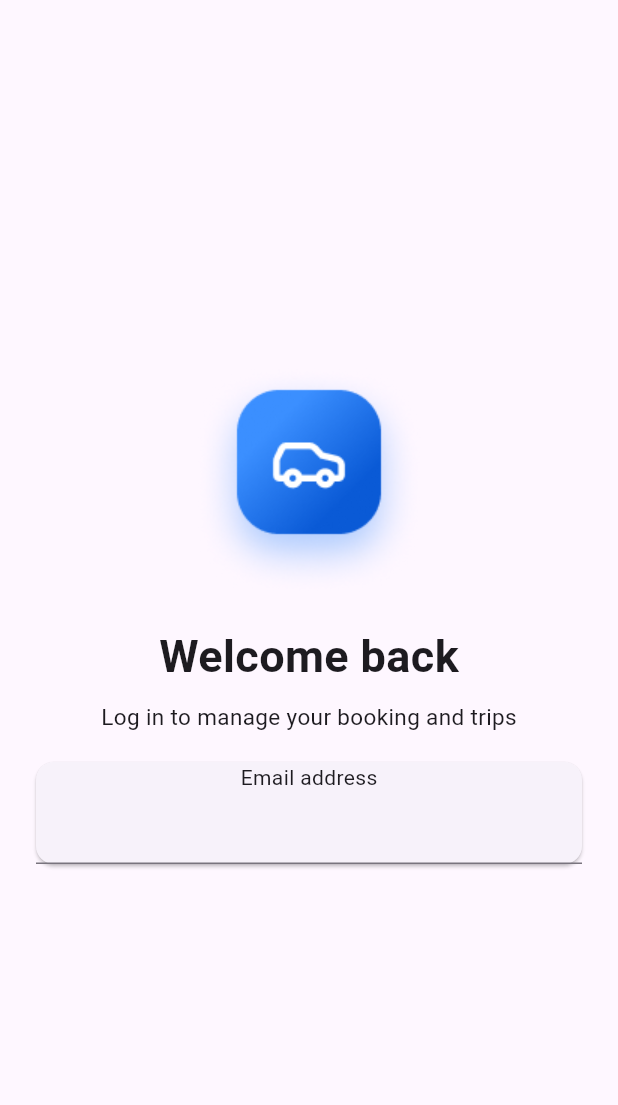
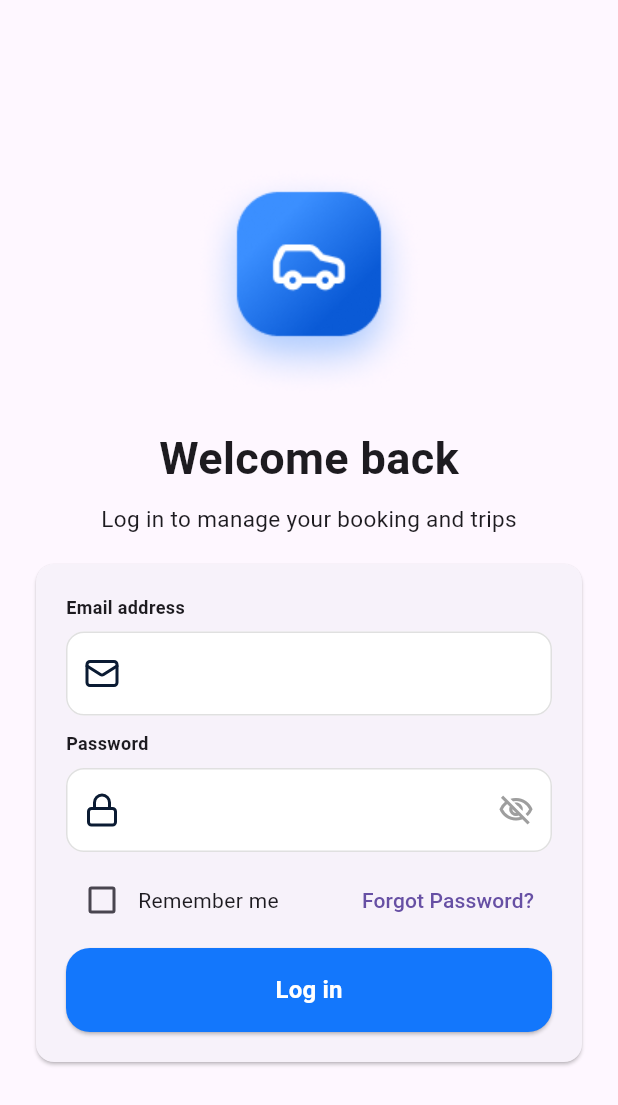
Before and after one commit to ritikpandit503/car_rental_app_design, a Flutter app: the screen it shows after launch, on a phone screen of 412 x 824 dp. Shown: the top 1105 px of the screen. Run offline on Flutter 3.47's test engine with Material 3 defaults, Android fonts, the phone set to English and light mode, and no system bars; our stand-ins replace flutter_svg.

Commit message:
Created car rental login screen

```diff
--- a/lib/Screens/auth/login_screen.dart
+++ b/lib/Screens/auth/login_screen.dart
@@ -1,3 +1,4 @@
+import 'package:car_rental_app_design/Widgets/custom_button.dart';
 import 'package:car_rental_app_design/Widgets/custom_text_field.dart';
 import 'package:car_rental_app_design/Widgets/spacing.dart';
 import 'package:flutter/material.dart';
@@ -10,38 +11,96 @@ class LoginScreen extends StatefulWidget {
 }
 
 class _LoginScreenState extends State<LoginScreen> {
-
   final TextEditingController userEmail = TextEditingController();
+  final TextEditingController userPassword = TextEditingController();
+  bool rememberMe = false;
   @override
   Widget build(BuildContext context) {
     return Scaffold(
-       body: Padding(padding: EdgeInsetsGeometry.fromLTRB(20, 24, 20, 24),
+      body: Padding(
+        padding: EdgeInsetsGeometry.fromLTRB(20, 24, 20, 24),
         child: Center(
           child: Column(
             mainAxisAlignment: MainAxisAlignment.center,
             children: [
               Image(image: AssetImage("assets/images/drivo-mark-logo.png")),
               Spacing.h20,
-             Text("Welcome back",style: TextStyle(fontWeight: FontWeight.bold,fontSize: 30),),
+              Text(
+                "Welcome back",
+                style: TextStyle(fontWeight: FontWeight.bold, fontSize: 30),
+              ),
               Spacing.h8,
-             Text("Log in to manage your booking and trips",style: TextStyle(fontWeight: FontWeight.w400,fontSize: 15
-             ),),
+              Text(
+                "Log in to manage your booking and trips",
+                style: TextStyle(fontWeight: FontWeight.w400, fontSize: 15),
+              ),
               Spacing.h16,
               Card(
+                child: Padding(
+                  padding: const EdgeInsets.all(20.0),
                   child: Column(
                     mainAxisAlignment: MainAxisAlignment.start,
                     children: [
-                 Text("Email address"),
+                      Align(
+                        alignment: Alignment.centerLeft,
+                        child: Text(
+                          "Email address",
+                          style: TextStyle(
+                            fontSize: 12,
+                            fontWeight: FontWeight.w600,
+                          ),
+                        ),
+                      ),
+                      Spacing.h8,
                       CustomTextField(
                         keyboardType: TextInputType.emailAddress,
-                     controller: userEmail, assetsIcon: "assets/icons/mail.svg")
+                        controller: userEmail,
+                        assetsIcon: "assets/icons/mail.svg",
+                        isPassword: false,
+                      ),
+                      Spacing.h10,
+                      Align(
+                        alignment: Alignment.centerLeft,
+                        child: Text(
+                          "Password",
+                          style: TextStyle(
+                            fontSize: 12,
+                            fontWeight: FontWeight.w600,
+                          ),
+                        ),
+                      ),
+                      Spacing.h8,
+                      CustomTextField(
+                        keyboardType: TextInputType.text,
+                        controller: userPassword,
+                        assetsIcon: "assets/icons/lock.svg",
+                        isPassword: true,
+                      ),
+                      Spacing.h8,
+                      Row(
+                        mainAxisAlignment: MainAxisAlignment.spaceAround,
+                        children: [
+                          Checkbox(value:rememberMe , onChanged: (value) {
+                            setState(() {
+                              rememberMe = value!;
+                            });
+                          },),
+                          Text("Remember me"),
+                          Spacer(),
+                          TextButton(onPressed: () {
+
+                          }, child: Text("Forgot Password?"))
                         ],
                       ),
-           )
+                      Spacing.h8,
+                      CustomButton(text: "Log in")
                     ],
                   ),
                 ),
-
+              ),
+            ],
+          ),
+        ),
       ),
     );
   }
--- /dev/null
+++ b/lib/Widgets/custom_button.dart
@@ -0,0 +1,25 @@
+import 'package:flutter/material.dart';
+
+class CustomButton extends StatelessWidget {
+  final String text;
+
+  const CustomButton({super.key,required this.text});
+
+  @override
+  Widget build(BuildContext context) {
+    return SizedBox(
+      height: 56,
+      width: double.infinity,
+      child: ElevatedButton(
+          style: ElevatedButton.styleFrom(
+           shape: RoundedRectangleBorder(borderRadius: BorderRadius.circular(16)),
+            backgroundColor: Color(0XFF1377FC),
+            foregroundColor: Colors.white,
+
+          ),
+          onPressed: () {
+
+      }, child: Text(text,style: TextStyle(fontWeight:FontWeight.w600,fontSize: 16),)),
+    );
+  }
+}
--- a/lib/Widgets/custom_text_field.dart
+++ b/lib/Widgets/custom_text_field.dart
@@ -1,28 +1,64 @@
 import 'package:flutter/material.dart';
+import 'package:flutter_svg/flutter_svg.dart';
 
 class CustomTextField extends StatefulWidget {
   final TextInputType keyboardType;
   final TextEditingController controller;
-  final String  assetsIcon;
+  final String assetsIcon;
+  final bool isPassword;
 
-  const CustomTextField({super.key,required this.keyboardType,required this.controller,required this.assetsIcon});
+  const CustomTextField({
+    super.key,
+    required this.keyboardType,
+    required this.controller,
+    required this.assetsIcon,
+    this.isPassword = false,
+  });
 
   @override
   State<CustomTextField> createState() => _CustomTextFieldState();
 }
 
 class _CustomTextFieldState extends State<CustomTextField> {
+  bool isObscure = true;
   @override
   Widget build(BuildContext context) {
     return TextField(
+      obscureText: widget.isPassword,
       controller: widget.controller,
       keyboardType: widget.keyboardType,
       decoration: InputDecoration(
-        prefixIcon:Padding(padding: EdgeInsetsGeometry.all(12),
-
-        )
+        fillColor: Colors.white,
+        filled: true,
+        border: OutlineInputBorder(borderRadius: BorderRadius.circular(20)),
+        enabledBorder: OutlineInputBorder(
+           borderRadius: BorderRadius.circular(12),
+          borderSide: BorderSide(color: Colors.grey.shade300,width: 1),
+        ),
+        focusedBorder: OutlineInputBorder(
+          borderRadius: BorderRadius.circular(12),
+          borderSide: BorderSide(color: Colors.blue, width: 2),
+        ),
+        prefixIcon: Padding(
+          padding: EdgeInsets.all(12),
+          child: SvgPicture.asset(widget.assetsIcon),
+        ),
+        suffixIcon: widget.isPassword
+            ? IconButton(
+                onPressed: () {
+                  setState(() {
+                    isObscure = !isObscure;
+                  });
+                },
+                icon: Icon(
+                  isObscure
+                      ? Icons.visibility_off_outlined
+                      : Icons.visibility_outlined,
+                  color: Colors.grey,
+                ),
+              )
+            : null,
       ),
-
     );
   }
 }
--- a/lib/Widgets/spacing.dart
+++ b/lib/Widgets/spacing.dart
@@ -6,4 +6,6 @@ class Spacing {
    static const h20 = SizedBox(height: 20);
    static const h8 = SizedBox(height: 8);
    static const h16 = SizedBox(height: 16);
+   static const h10 = SizedBox(height: 10);
+
 }
```
Also changed, not shown: assets/icons/img.png (added), assets/icons/img_1.png (added), pubspec.lock. Lines whose indentation alone changed are shown as unchanged.
